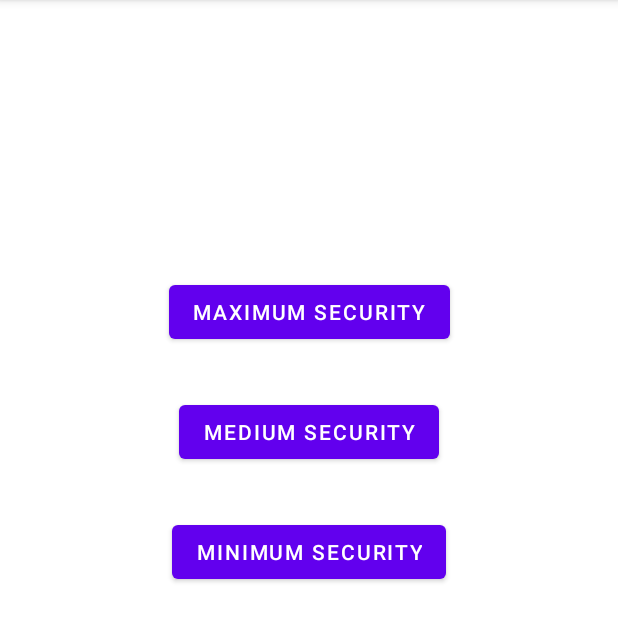
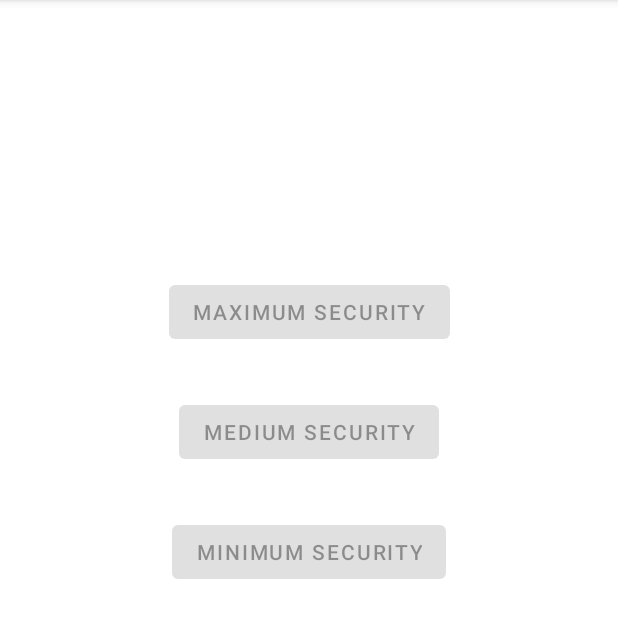
Before and after one commit to hans-arn/SYM_Labo3, an Android app: the NfcSecurity screen opened directly, with no data from a screen before it, on a phone screen of 412 x 824 dp, the part 84-726 px from its top. Run offline under Robolectric (Android 15) with nearby library versions, the phone set to English and light mode, and no system bars; 2 statements that could not run were skipped.

Commit message:
finit partie NFC

```diff
--- a/app/src/main/java/com/example/labo03/NfcSecurity.kt
+++ b/app/src/main/java/com/example/labo03/NfcSecurity.kt
@@ -1,11 +1,97 @@
 package com.example.labo03
 
+import android.annotation.SuppressLint
+import android.content.Context
+import android.content.Intent
+import android.nfc.NfcManager
 import android.os.Bundle
+import android.os.CountDownTimer
+import android.widget.Button
+import android.widget.TextView
+import android.widget.Toast
 import com.example.labo03.Nfc.Nfcbases
 
 class NfcSecurity : Nfcbases()  {
+    private lateinit var maxSec : Button
+    private lateinit var medSec : Button
+    private lateinit var minSec : Button
+    private lateinit var text   : TextView
+    private lateinit var timer  : CountDownTimer
+
     override fun onCreate(savedInstanceState: Bundle?) {
         super.onCreate(savedInstanceState)
         setContentView(R.layout.activity_nfc_security)
+        maxSec = findViewById(R.id.MaxSecurity)
+        medSec = findViewById(R.id.MediumSecurity)
+        minSec = findViewById(R.id.MinSecurity)
+        text = findViewById(R.id.chrono)
+
+        // recupère le contexte nfc du système
+        var manager = this.getSystemService(Context.NFC_SERVICE) as NfcManager
+        mNfcAdapter = manager.defaultAdapter
+        intent = Intent(this, NfcReader::class.java)
+        setCountDown(10)
+
+        maxSec.setOnClickListener{
+            if(isNfcActivited){
+                timer.cancel()
+                setCountDown(10)
+                resetPermission()
+            }
+        }
+
+        medSec.setOnClickListener {
+            if(isNfcActivited){
+                timer.cancel()
+                setCountDown(5)
+                resetPermission()
+            }
+        }
+
+        minSec.setOnClickListener {
+            if(isNfcActivited){
+                timer.cancel()
+                setCountDown(2)
+                resetPermission()
+            }
+        }
+    }
+
+    private fun resetPermission(){
+        isNfcActivited = false
+        maxSec.isEnabled = false
+        medSec.isEnabled = false
+        minSec.isEnabled = false
+    }
+
+    @SuppressLint("SetTextI18n")
+    override fun onNewIntent(intent: Intent?) {
+        super.onNewIntent(intent)
+        if (intent != null) {
+            val result = handleIntent(intent)
+            if (result.equals( "test")) {
+                isNfcActivited = true
+                maxSec.isEnabled = true
+                medSec.isEnabled = true
+                minSec.isEnabled = true
+            }
+        };
+    }
+
+    private fun setCountDown(timeInSecond : Int){
+        var initialTimer = timeInSecond
+        timer = object: CountDownTimer((timeInSecond * 1000).toLong(), 1000) {
+            override fun onTick(millisUntilFinished: Long) {
+                text.setText("Il reste $initialTimer secondes")
+                initialTimer -= 1
+            }
+
+            override fun onFinish() {
+                Toast.makeText(applicationContext, "déconnexion",
+                        Toast.LENGTH_LONG).show();
+                startActivity(intent)
+            }
+        }
+        timer.start()
     }
 }
--- a/app/src/main/res/layout/activity_nfc_security.xml
+++ b/app/src/main/res/layout/activity_nfc_security.xml
@@ -14,6 +14,7 @@
         android:layout_marginStart="48dp"
         android:layout_marginTop="50dp"
         android:layout_marginEnd="48dp"
+        android:enabled="false"
         android:text="@string/maximum_security"
         app:layout_constraintBottom_toBottomOf="parent"
         app:layout_constraintEnd_toEndOf="parent"
@@ -29,6 +30,7 @@
         android:layout_marginStart="48dp"
         android:layout_marginTop="150dp"
         android:layout_marginEnd="48dp"
+        android:enabled="false"
         android:text="@string/medium_security"
         app:layout_constraintBottom_toBottomOf="parent"
         app:layout_constraintEnd_toEndOf="parent"
@@ -44,10 +46,26 @@
         android:layout_marginStart="48dp"
         android:layout_marginTop="250dp"
         android:layout_marginEnd="48dp"
+        android:enabled="false"
         android:text="@string/minimum_security"
         app:layout_constraintBottom_toBottomOf="parent"
         app:layout_constraintEnd_toEndOf="parent"
         app:layout_constraintStart_toStartOf="parent"
         app:layout_constraintTop_toTopOf="parent"
         app:layout_constraintVertical_bias="0.2" />
+
+    <TextView
+        android:id="@+id/chrono"
+        android:layout_width="wrap_content"
+        android:layout_height="wrap_content"
+        android:layout_marginStart="220dp"
+        android:layout_marginLeft="220dp"
+        android:layout_marginTop="442dp"
+        android:layout_marginEnd="220dp"
+        android:layout_marginRight="220dp"
+        app:layout_constraintEnd_toEndOf="parent"
+        app:layout_constraintHorizontal_bias="0.5"
+        app:layout_constraintStart_toStartOf="parent"
+        app:layout_constraintTop_toTopOf="parent" />
+
 </androidx.constraintlayout.widget.ConstraintLayout>
```
Also changed, not shown: app/src/main/java/com/example/labo03/Nfc/Nfcbases.kt (+27 -0 lines), app/src/main/java/com/example/labo03/NfcReader.kt (+4 -30 lines), 1 other file.
